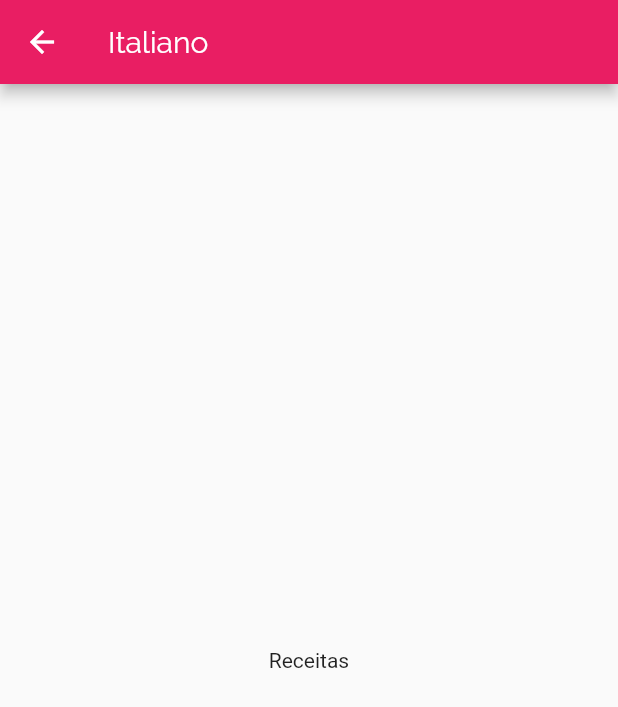
After one commit to anderson-s/AppDeReceitas, a Flutter app: the screen it shows after launch, after a tap on "Italiano", on a phone screen of 412 x 824 dp. The commit adds this screen. Shown: the top 707 px of the screen. Run offline on Flutter 3.47's test engine with Material 2 defaults, Android fonts, the phone set to English and light mode, and no system bars.

Commit message:
Adicionando novas telas

```diff
--- /dev/null
+++ b/lib/views/categories_meals_screen.dart
@@ -0,0 +1,20 @@
+import 'package:flutter/material.dart';
+
+import '../models/category.dart';
+
+class CategoriesMealsScreen extends StatelessWidget {
+  final Category category;
+  const CategoriesMealsScreen({super.key, required this.category});
+
+  @override
+  Widget build(BuildContext context) {
+    return Scaffold(
+      appBar: AppBar(
+        title: Text(category.title),
+      ),
+      body: const Center(
+        child: Text("Receitas"),
+      ),
+    );
+  }
+}
--- a/lib/views/components/category_item.dart
+++ b/lib/views/components/category_item.dart
@@ -1,4 +1,5 @@
 import 'package:app_receitas/models/category.dart';
+import 'package:app_receitas/views/categories_meals_screen.dart';
 import 'package:flutter/material.dart';
 
 class CategoryItem extends StatelessWidget {
@@ -7,7 +8,20 @@ class CategoryItem extends StatelessWidget {
 
   @override
   Widget build(BuildContext context) {
-    return Container(
+    return InkWell(
+      borderRadius: BorderRadius.circular(15),
+      splashColor: Theme.of(context).colorScheme.primary,
+      onTap: () {
+        Navigator.push(
+          context,
+          MaterialPageRoute(
+            builder: (_) => CategoriesMealsScreen(
+              category: category,
+            ),
+          ),
+        );
+      },
+      child: Container(
         padding: const EdgeInsets.all(15),
         decoration: BoxDecoration(
           borderRadius: BorderRadius.circular(15),
@@ -24,6 +38,7 @@ class CategoryItem extends StatelessWidget {
           category.title,
           style: Theme.of(context).textTheme.headline6,
         ),
+      ),
     );
   }
 }
```
Lines whose indentation alone changed are shown as unchanged.
